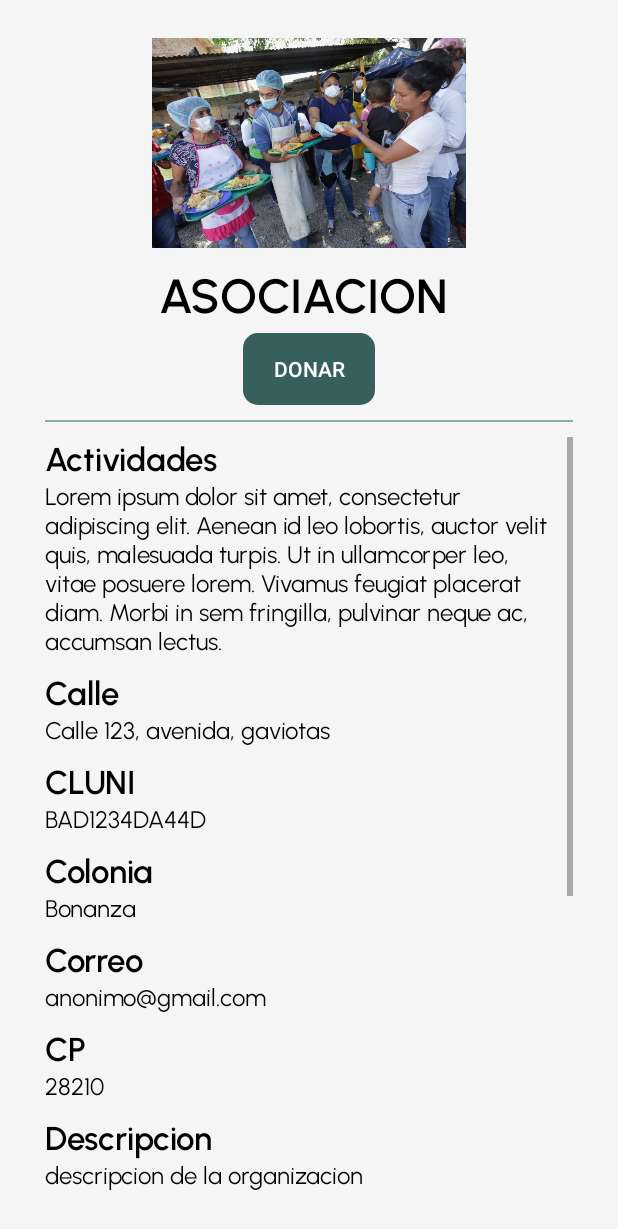
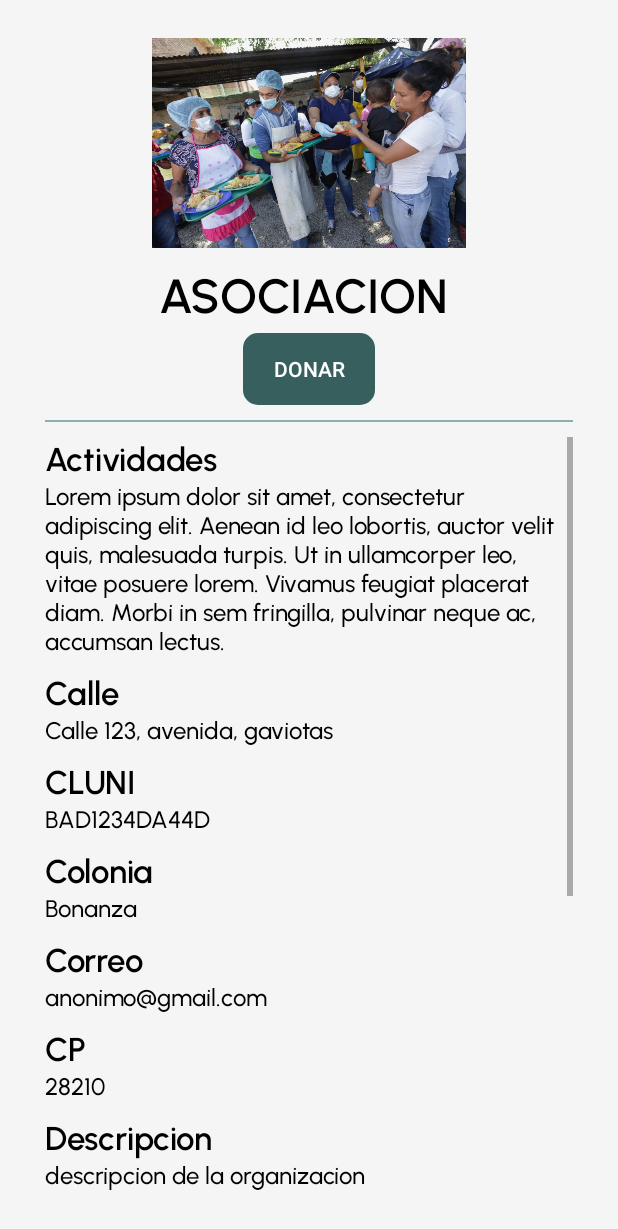
Before and after one commit to JPchipres/appmaquitia, an Android app: the layout activity_detalleorganizacion.xml on its own in the app's theme, with its tools: preview values and no code run, on a phone screen of 412 x 824 dp. Shown: the top 1229 px of the screen. Run offline under Robolectric (Android 15) with nearby library versions, the phone set to English and light mode, and no system bars.

Commit message:
Solucion error detalles de la organizacion

```diff
--- a/app/src/main/java/com/example/appmaquitia/Detalleorganizacion.java
+++ b/app/src/main/java/com/example/appmaquitia/Detalleorganizacion.java
@@ -55,9 +55,5 @@ public class Detalleorganizacion extends AppCompatActivity {
         telefono_as.setText(telefono);
         String topico = getIntent().getStringExtra("topico");
         topico_as.setText(topico);
-
-
-
-
     }
 }
--- a/app/src/main/java/com/example/appmaquitia/publicaciones.java
+++ b/app/src/main/java/com/example/appmaquitia/publicaciones.java
@@ -38,6 +38,8 @@ public class publicaciones extends AppCompatActivity implements Asociacioninterf
     protected void onStart() {
         super.onStart();
         asociacionA.startListening();
+        asociacionA.notifyDataSetChanged();
+
     }
 
     @Override
@@ -62,7 +64,6 @@ public class publicaciones extends AppCompatActivity implements Asociacioninterf
         i.putExtra("representante",asociacionA.getItem(position).getRepresentantes());
         i.putExtra("telefono",asociacionA.getItem(position).getTelefono());
         i.putExtra("topico",asociacionA.getItem(position).getTopic());
-
         startActivity(i);
 
 
--- a/app/src/main/res/layout/activity_detalleorganizacion.xml
+++ b/app/src/main/res/layout/activity_detalleorganizacion.xml
@@ -70,7 +70,7 @@
                 android:layout_height="wrap_content"
                 android:text="Lorem ipsum dolor sit amet, consectetur adipiscing elit. Aenean id leo lobortis, auctor velit quis, malesuada turpis. Ut in ullamcorper leo, vitae posuere lorem. Vivamus feugiat placerat diam. Morbi in sem fringilla, pulvinar neque ac, accumsan lectus."
                 android:textSize="16dp"
-                android:fontFamily="@font/urbanist"
+                android:fontFamily="@font/urbanist_medium"
                 android:textColor="@color/black"/>
             <TextView
                 android:layout_marginTop="10dp"
@@ -86,7 +86,7 @@
                 android:layout_height="wrap_content"
                 android:text="Calle 123, avenida, gaviotas"
                 android:textSize="16dp"
-                android:fontFamily="@font/urbanist"
+                android:fontFamily="@font/urbanist_medium"
                 android:textColor="@color/black"/>
             <TextView
                 android:layout_marginTop="10dp"
@@ -102,7 +102,7 @@
                 android:layout_height="wrap_content"
                 android:text="BAD1234DA44D"
                 android:textSize="16dp"
-                android:fontFamily="@font/urbanist"
+                android:fontFamily="@font/urbanist_medium"
                 android:textColor="@color/black"/>
             <TextView
                 android:layout_marginTop="10dp"
@@ -118,7 +118,7 @@
                 android:layout_height="wrap_content"
                 android:text="Bonanza"
                 android:textSize="16dp"
-                android:fontFamily="@font/urbanist"
+                android:fontFamily="@font/urbanist_medium"
                 android:textColor="@color/black"/>
             <TextView
                 android:layout_marginTop="10dp"
@@ -134,7 +134,7 @@
                 android:layout_height="wrap_content"
                 android:text="anonimo@gmail.com"
                 android:textSize="16dp"
-                android:fontFamily="@font/urbanist"
+                android:fontFamily="@font/urbanist_medium"
                 android:textColor="@color/black"/>
             <TextView
                 android:layout_marginTop="10dp"
@@ -150,7 +150,7 @@
                 android:layout_height="wrap_content"
                 android:text="28210"
                 android:textSize="16dp"
-                android:fontFamily="@font/urbanist"
+                android:fontFamily="@font/urbanist_medium"
                 android:textColor="@color/black"/>
             <TextView
                 android:layout_marginTop="10dp"
@@ -166,7 +166,7 @@
                 android:layout_height="wrap_content"
                 android:text="descripcion de la organizacion"
                 android:textSize="16dp"
-                android:fontFamily="@font/urbanist"
+                android:fontFamily="@font/urbanist_medium"
                 android:textColor="@color/black"/>
             <TextView
                 android:layout_marginTop="10dp"
@@ -182,7 +182,7 @@
                 android:layout_height="wrap_content"
                 android:text="Manzanillo"
                 android:textSize="16dp"
-                android:fontFamily="@font/urbanist"
+                android:fontFamily="@font/urbanist_medium"
                 android:textColor="@color/black"/>
             <TextView
                 android:layout_marginTop="10dp"
@@ -198,7 +198,7 @@
                 android:layout_height="wrap_content"
                 android:text="Colima"
                 android:textSize="16dp"
-                android:fontFamily="@font/urbanist"
+                android:fontFamily="@font/urbanist_medium"
                 android:textColor="@color/black"/>
             <TextView
                 android:layout_marginTop="10dp"
@@ -214,7 +214,7 @@
                 android:layout_height="wrap_content"
                 android:text="123"
                 android:textSize="16dp"
-                android:fontFamily="@font/urbanist"
+                android:fontFamily="@font/urbanist_medium"
                 android:textColor="@color/black"/>
             <TextView
                 android:layout_marginTop="10dp"
@@ -230,7 +230,7 @@
                 android:layout_height="wrap_content"
                 android:text="Factultad de Ingenieria Electromecanica"
                 android:textSize="16dp"
-                android:fontFamily="@font/urbanist"
+                android:fontFamily="@font/urbanist_medium"
                 android:textColor="@color/black"/>
             <TextView
                 android:layout_marginTop="10dp"
@@ -246,7 +246,7 @@
                 android:layout_height="wrap_content"
                 android:text="314-123-123-123"
                 android:textSize="16dp"
-                android:fontFamily="@font/urbanist"
+                android:fontFamily="@font/urbanist_medium"
                 android:textColor="@color/black"/>
             <TextView
                 android:layout_marginTop="10dp"
@@ -262,7 +262,7 @@
                 android:layout_height="wrap_content"
                 android:text="Casa hogar"
                 android:textSize="16dp"
-                android:fontFamily="@font/urbanist"
+                android:fontFamily="@font/urbanist_medium"
                 android:textColor="@color/black"/>
         </LinearLayout>
     </ScrollView>
```
